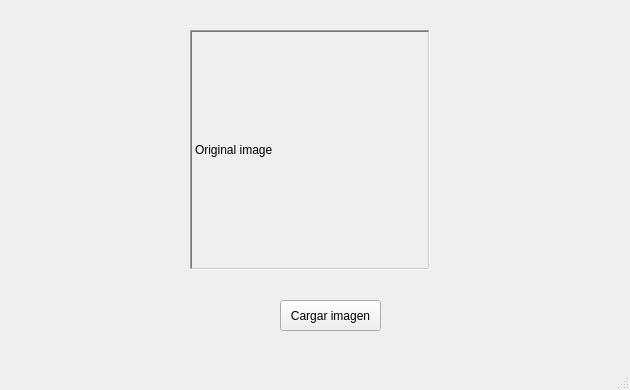
This is mainwindow.ui in FFahrenheit/QTImageEncryption as Qt 5 draws it before an edit. The edited form follows.
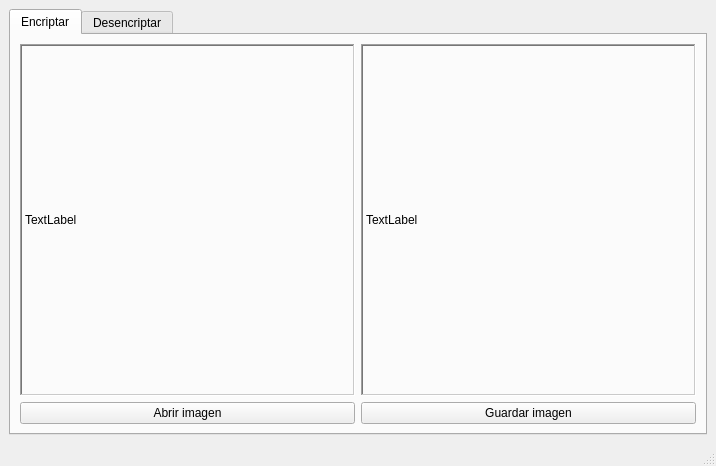
This is the edited form.

Commit message: Read image as np array and ccreate new image

```diff
--- a/mainwindow.ui
+++ b/mainwindow.ui
@@ -6,23 +6,27 @@
    <rect>
     <x>0</x>
     <y>0</y>
-    <width>630</width>
-    <height>390</height>
+    <width>716</width>
+    <height>466</height>
    </rect>
   </property>
   <property name="windowTitle">
    <string>MainWindow</string>
   </property>
   <widget class="QWidget" name="centralwidget">
-   <widget class="QLabel" name="original_image">
-    <property name="geometry">
-     <rect>
-      <x>190</x>
-      <y>30</y>
-      <width>240</width>
-      <height>240</height>
-     </rect>
-    </property>
+   <layout class="QGridLayout" name="gridLayout_2">
+    <item row="0" column="0">
+     <widget class="QTabWidget" name="tabWidget">
+      <property name="currentIndex">
+       <number>0</number>
+      </property>
+      <widget class="QWidget" name="tab">
+       <attribute name="title">
+        <string>Encriptar</string>
+       </attribute>
+       <layout class="QGridLayout" name="gridLayout">
+        <item row="0" column="0">
+         <widget class="QLabel" name="encrypt_original">
     <property name="frameShape">
      <enum>QFrame::WinPanel</enum>
     </property>
@@ -30,22 +34,47 @@
      <enum>QFrame::Sunken</enum>
     </property>
     <property name="text">
-     <string>Original image</string>
-    </property>
-   </widget>
-   <widget class="QPushButton" name="load_image">
-    <property name="geometry">
-     <rect>
-      <x>280</x>
-      <y>300</y>
-      <width>101</width>
-      <height>31</height>
-     </rect>
-    </property>
+           <string>TextLabel</string>
+          </property>
+         </widget>
+        </item>
+        <item row="0" column="1">
+         <widget class="QLabel" name="encrypt_result">
+          <property name="frameShape">
+           <enum>QFrame::WinPanel</enum>
+          </property>
+          <property name="frameShadow">
+           <enum>QFrame::Sunken</enum>
+          </property>
     <property name="text">
-     <string>Cargar imagen</string>
-    </property>
-   </widget>
+           <string>TextLabel</string>
+          </property>
+         </widget>
+        </item>
+        <item row="1" column="0">
+         <widget class="QPushButton" name="encrypt_open">
+          <property name="text">
+           <string>Abrir imagen</string>
+          </property>
+         </widget>
+        </item>
+        <item row="1" column="1">
+         <widget class="QPushButton" name="encrypt_save">
+          <property name="text">
+           <string>Guardar imagen</string>
+          </property>
+         </widget>
+        </item>
+       </layout>
+      </widget>
+      <widget class="QWidget" name="tab_2">
+       <attribute name="title">
+        <string>Desencriptar</string>
+       </attribute>
+      </widget>
+     </widget>
+    </item>
+   </layout>
   </widget>
   <widget class="QMenuBar" name="menubar">
    <property name="geometry">
```
Left out of the diff: 2 changed lines with no effect on the pictures. Lines whose indentation alone changed are shown as unchanged. The commit also changes 3 other files.
